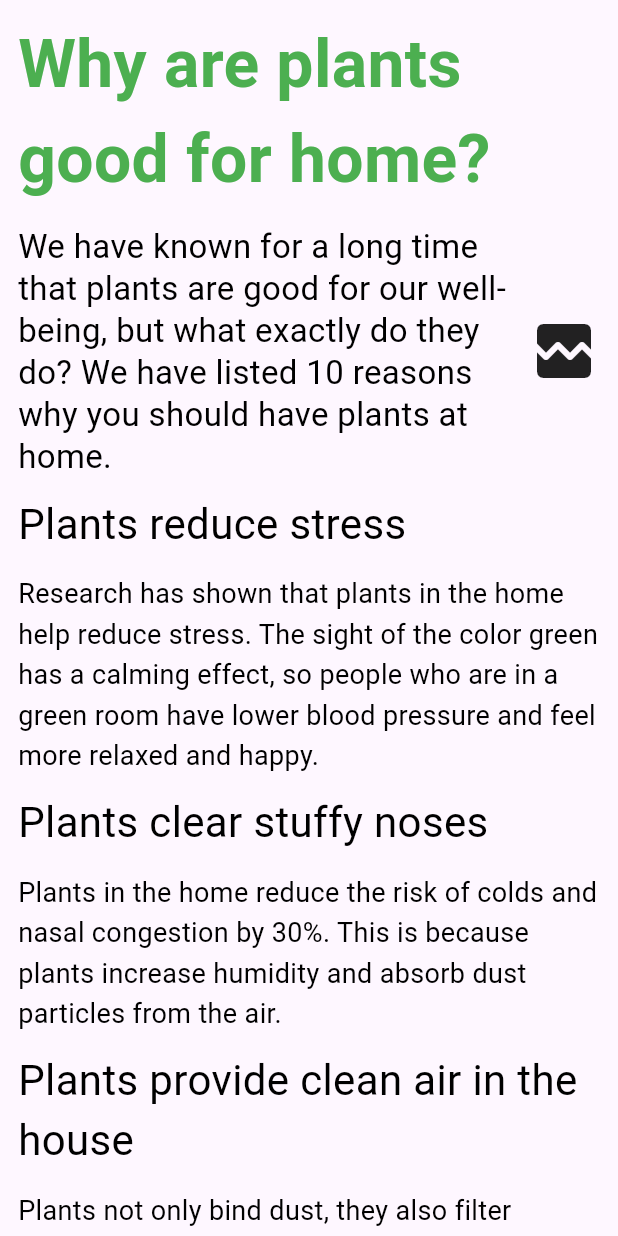
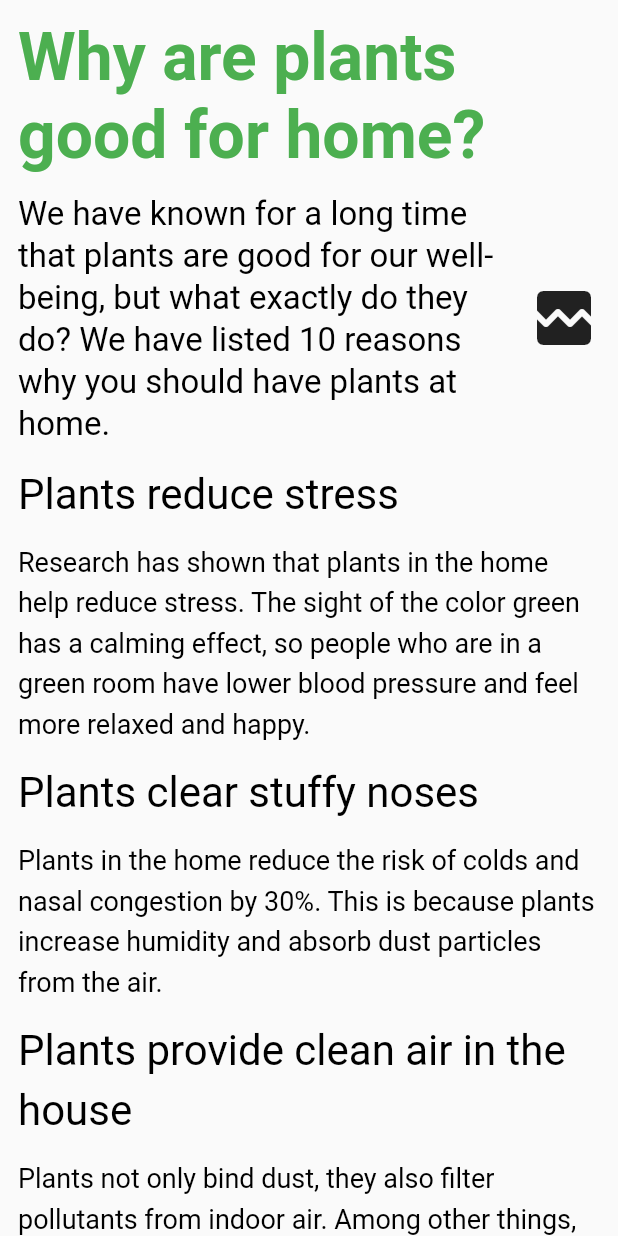
Before and after one commit to WalnutIT/LeoML-Parser, a Flutter app: the screen it shows after launch, on a phone screen of 412 x 824 dp. Run offline on Flutter 3.47's test engine with Material 2 defaults, Android fonts, the phone set to English and light mode, and no system bars; network calls fail.

```diff
--- a/example/lib/main.dart
+++ b/example/lib/main.dart
@@ -9,7 +9,7 @@ Future<void> main() async {
   );
   final leoMLDocumentParser = LeoMLDocumentParser();
   column = await leoMLDocumentParser.parseToColumn(
-    leoMLDocument: leoMLDocumentBlogEntry,
+    leoMLDocument: leoMLDocument,
     template: blogTemplate,
   );
 
@@ -23,10 +23,6 @@ class MyApp extends StatelessWidget {
   Widget build(BuildContext context) {
     return MaterialApp(
       title: 'LeoML Parser example',
-      theme: ThemeData(
-        colorScheme: ColorScheme.fromSeed(seedColor: Colors.deepPurple),
-        useMaterial3: true,
-      ),
       home: const LeoMLParserExampleApp(),
       debugShowCheckedModeBanner: false,
     );
@@ -51,7 +47,35 @@ class LeoMLParserExampleApp extends StatelessWidget {
   }
 }
 
-const leoMLDocumentBlogEntry = '['
+class MyCustomHeadlineBuilder extends LeoMLWidgetBuilder {
+  @override
+  Widget build({required Map object}) => MyCustomHeadline(object: object);
+}
+
+class MyCustomHeadline extends StatelessWidgetTemplate {
+  const MyCustomHeadline({super.key, required super.object});
+
+  @override
+  Widget build(BuildContext context) => Text(
+    object['headline'],
+    style: const TextStyle(
+      color: Colors.green,
+      fontSize: 44.0,
+      fontWeight: FontWeight.bold,
+    ),
+  );
+
+  @override
+  void validateObject() {
+    if (object['headline'] is! String) {
+      throw AtomicObjectIsNotStringException(
+        subTagName: 'headline',
+      );
+    }
+  }
+}
+
+const leoMLDocument = '['
     '{'
     ' "type": "blog"'
     '},'
@@ -131,31 +155,3 @@ const leoMLDocumentBlogEntry = '['
     ' "citation": "https://mobilane.com/de/nachrichten/10-vorteile-von-zimmerpflanzen/#:~:text=Pflanzen%20sorgen%20für%20saubere%20Luft,verbessert%20das%20Raumklima%20im%20Haus. - opened on 07-02-2023 at 20:19 CET"'
     '}'
     ']';
-
-class MyCustomHeadlineBuilder extends LeoMLWidgetBuilder {
-  @override
-  Widget build({required Map object}) => MyCustomHeadline(object: object);
-}
-
-class MyCustomHeadline extends StatelessWidgetTemplate {
-  const MyCustomHeadline({super.key, required super.object});
-
-  @override
-  Widget build(BuildContext context) => Text(
-        object['headline'],
-        style: const TextStyle(
-          color: Colors.green,
-          fontSize: 44.0,
-          fontWeight: FontWeight.bold,
-        ),
-      );
-
-  @override
-  void validateObject() {
-    if (object['headline'] is! String) {
-      throw AtomicObjectIsNotStringException(
-        subTagName: 'headline',
-      );
-    }
-  }
-}
```
Also changed, not shown: 1 other file.
